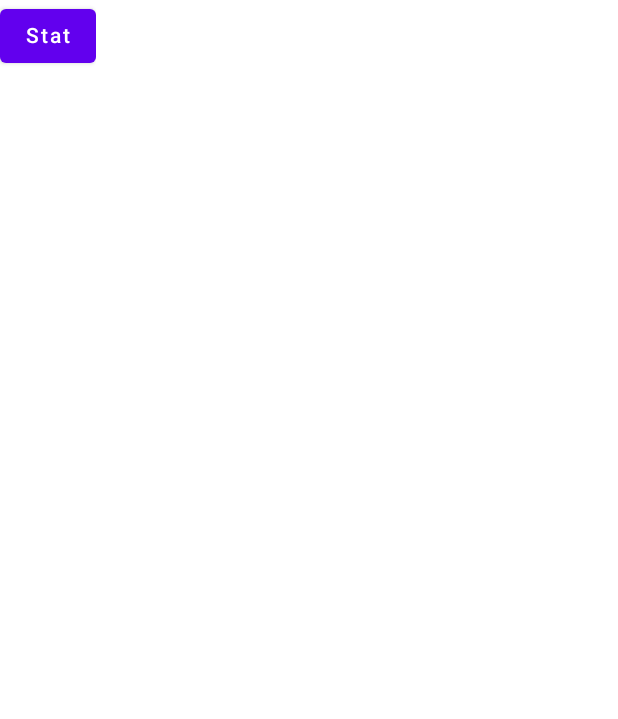
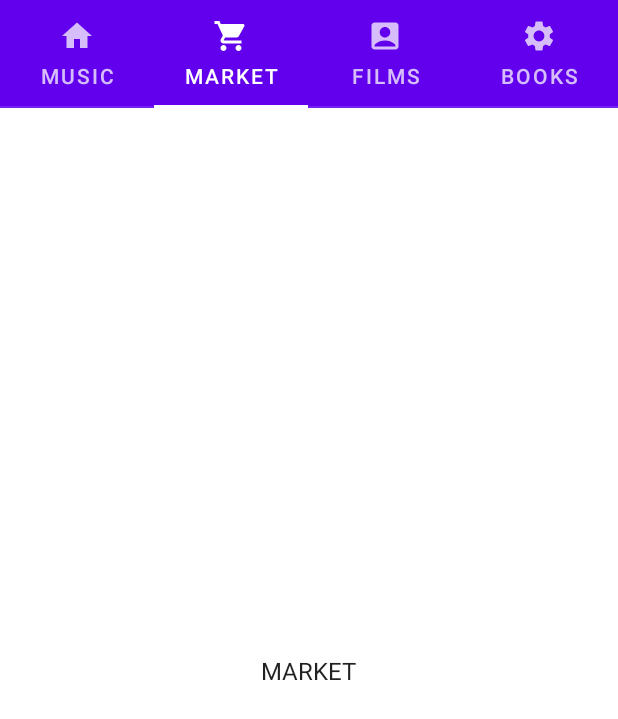
Before and after one commit to 7554732/AlarmMessager, an Android app built with Jetpack Compose: the @Preview function DefaultPreview, on a phone screen of 412 x 824 dp. Shown: the top 719 px of the screen. Run offline under Robolectric (Android 15) with nearby library versions, the phone set to English and light mode, and no system bars; our stand-ins replace accompanist; 2 statements that could not run were skipped.

Commit message:
add HorizontalPager, TabRow 1

```diff
--- a/app/src/main/java/com/fomichev/alarmmessager/MainActivity.kt
+++ b/app/src/main/java/com/fomichev/alarmmessager/MainActivity.kt
@@ -6,15 +6,26 @@ import android.content.Intent
 import android.os.Bundle
 import androidx.activity.ComponentActivity
 import androidx.activity.compose.setContent
+import androidx.compose.foundation.layout.Arrangement
+import androidx.compose.foundation.layout.Column
 import androidx.compose.foundation.layout.fillMaxSize
-import androidx.compose.material.Button
-import androidx.compose.material.MaterialTheme
-import androidx.compose.material.Surface
-import androidx.compose.material.Text
+import androidx.compose.material.*
+import androidx.compose.material.icons.Icons
+import androidx.compose.material.icons.filled.AccountBox
+import androidx.compose.material.icons.filled.Home
+import androidx.compose.material.icons.filled.Settings
+import androidx.compose.material.icons.filled.ShoppingCart
 import androidx.compose.runtime.Composable
+import androidx.compose.runtime.rememberCoroutineScope
+import androidx.compose.ui.Alignment
 import androidx.compose.ui.Modifier
 import androidx.compose.ui.tooling.preview.Preview
 import com.fomichev.alarmmessager.ui.theme.AlarmMessagerTheme
+import com.google.accompanist.pager.ExperimentalPagerApi
+import com.google.accompanist.pager.HorizontalPager
+import com.google.accompanist.pager.pagerTabIndicatorOffset
+import com.google.accompanist.pager.rememberPagerState
+import kotlinx.coroutines.launch
 
 
 class MainActivity : ComponentActivity() {
@@ -44,12 +55,63 @@ class MainActivity : ComponentActivity() {
     }
 }
 
+@OptIn(ExperimentalPagerApi::class)
 @Composable
 fun MainPagerScreen(onStart: () -> Unit) {
     Button(
         onClick = onStart
     ){
         Text(text = "Stat")
+    }
+    val tabData = listOf(
+        "MUSIC" to Icons.Filled.Home,
+        "MARKET" to Icons.Filled.ShoppingCart,
+        "FILMS" to Icons.Filled.AccountBox,
+        "BOOKS" to Icons.Filled.Settings,
+    )
+    val pagerState = rememberPagerState(
+        pageCount = tabData.size,
+        initialOffscreenLimit = 2,
+        infiniteLoop = true,
+        initialPage = 1,
+    )
+    val tabIndex = pagerState.currentPage
+    val coroutineScope = rememberCoroutineScope()
+    Column {
+        TabRow(
+            selectedTabIndex = tabIndex,
+            indicator = { tabPositions ->
+                TabRowDefaults.Indicator(
+                    Modifier.pagerTabIndicatorOffset(pagerState, tabPositions)
+                )
+            }
+        ) {
+            tabData.forEachIndexed { index, pair ->
+                Tab(selected = tabIndex == index, onClick = {
+                    coroutineScope.launch {
+                        pagerState.animateScrollToPage(index)
+                    }
+                }, text = {
+                    Text(text = pair.first)
+                }, icon = {
+                    Icon(imageVector = pair.second, contentDescription = null)
+                })
+            }
+        }
+        HorizontalPager(
+            state = pagerState,
+            modifier = Modifier.weight(1f)
+        ) { index ->
+            Column(
+                modifier = Modifier.fillMaxSize(),
+                verticalArrangement = Arrangement.Center,
+                horizontalAlignment = Alignment.CenterHorizontally
+            ) {
+                Text(
+                    text = tabData[index].first,
+                )
+            }
+        }
     }
 }
 
--- a/build.gradle
+++ b/build.gradle
@@ -1,6 +1,6 @@
 buildscript {
     ext {
-        compose_ui_version = '1.1.1'
+        compose_ui_version = '1.3.2'
     }
 }// Top-level build file where you can add configuration options common to all sub-projects/modules.
 plugins {
```
Also changed, not shown: app/build.gradle (+9 -6 lines).
